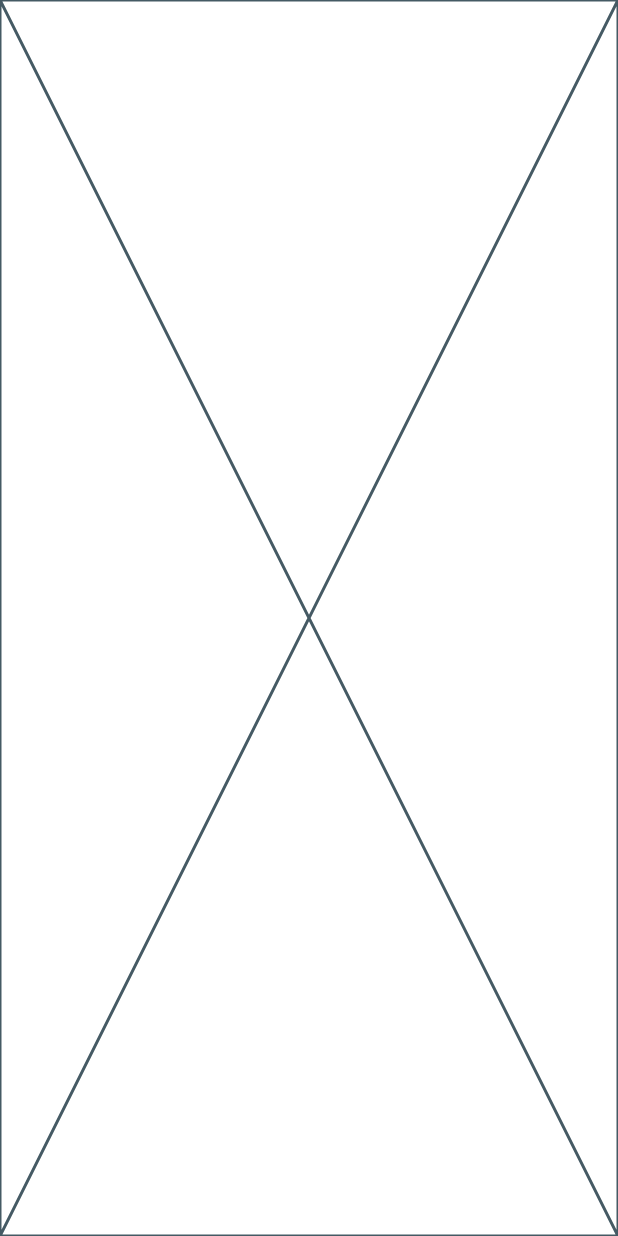
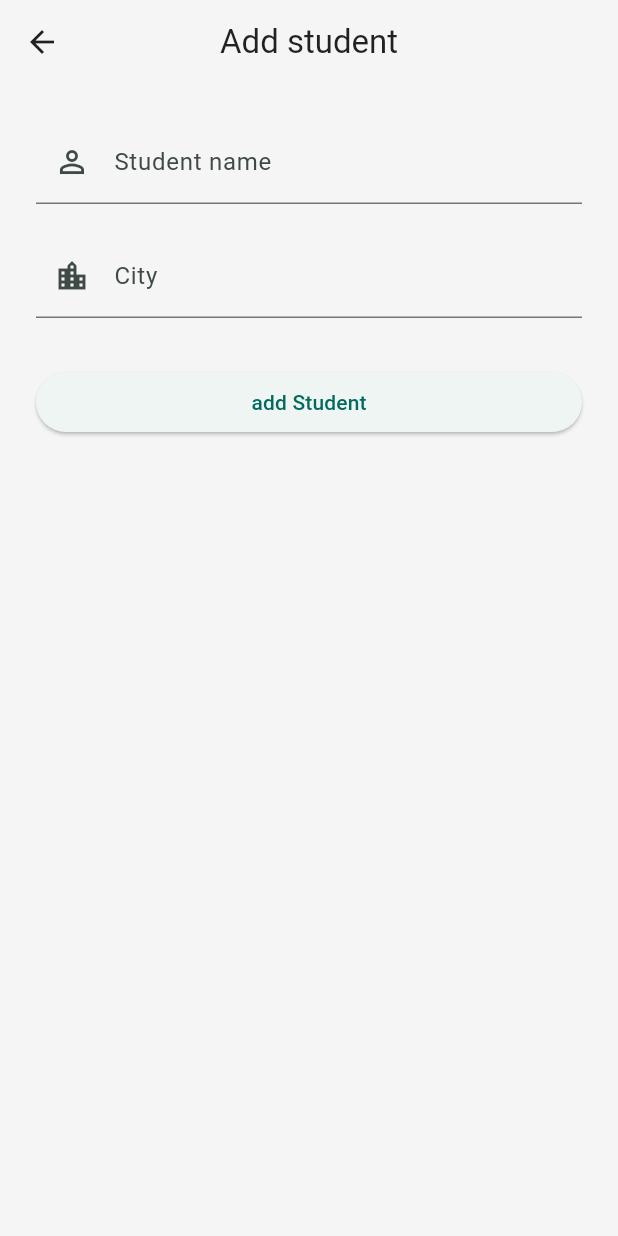
Before and after one commit to AmirhosseinBaghi/student_list, a Flutter app: the screen it shows after launch, after a tap on "add Student", on a phone screen of 412 x 824 dp. Run offline on Flutter 3.47's test engine with Material 3 defaults, Android fonts, the phone set to English and light mode, and no system bars; our stand-ins replace dio; network calls fail.

Commit message:
add userEditScreen body

```diff
--- a/lib/screens/user_edit_screen.dart
+++ b/lib/screens/user_edit_screen.dart
@@ -10,8 +10,89 @@ class UserEditScreen extends StatefulWidget {
 }
 
 class _UserEditScreenState extends State<UserEditScreen> {
+  final GlobalKey<FormState> formKey = GlobalKey<FormState>();
+  final TextEditingController _nameControler = TextEditingController();
+  final TextEditingController _cityControler = TextEditingController();
+  bool isLoading = false;
+
+  void onSaved() {}
+
+  @override
+  void initState() {
+    super.initState();
+    if (widget.user != null) {
+      _nameControler.text = widget.user!.name;
+      _cityControler.text = widget.user!.city;
+    }
+  }
+
   @override
   Widget build(BuildContext context) {
-    return const Placeholder();
+    return Scaffold(
+      appBar: AppBar(
+        title: Text(widget.user == null ? "Add student" : "Edit User"),
+      ),
+
+      body: SafeArea(
+        child: SingleChildScrollView(
+          padding: EdgeInsets.all(24),
+          child: Form(
+            key: formKey,
+
+            child: Column(
+              crossAxisAlignment: CrossAxisAlignment.stretch,
+              children: [
+                TextFormField(
+                  controller: _nameControler,
+                  decoration: InputDecoration(
+                    label: Text('Student name'),
+                    prefixIcon: Icon(Icons.person_outline),
+                  ),
+                  validator: (value) {
+                    if (value == null || value.trim().isEmpty) {
+                      return "Please enter a name";
+                    }
+                    return null;
+                  },
+                  textInputAction: TextInputAction.next,
+                ),
+                SizedBox(height: 20),
+                TextFormField(
+                  controller: _cityControler,
+                  decoration: InputDecoration(
+                    label: Text('City'),
+                    prefixIcon: Icon(Icons.location_city_outlined),
+                  ),
+                  validator: (value) {
+                    if (value == null || value.trim().isEmpty) {
+                      return "Please enter a city";
+                    }
+                    return null;
+                  },
+                  textInputAction: TextInputAction.done,
+                  onFieldSubmitted: (_) => onSaved(),
+                ),
+                SizedBox(height: 32),
+                ElevatedButton(
+                  onPressed: isLoading ? null : onSaved,
+                  child:
+                      isLoading
+                          ? SizedBox(
+                            width: 24,
+                            height: 24,
+                            child: CircularProgressIndicator(),
+                          )
+                          : Text(
+                            widget.user == null
+                                ? 'add Student'
+                                : 'Update Information',
+                          ),
+                ),
+              ],
+            ),
+          ),
+        ),
+      ),
+    );
   }
 }
```
